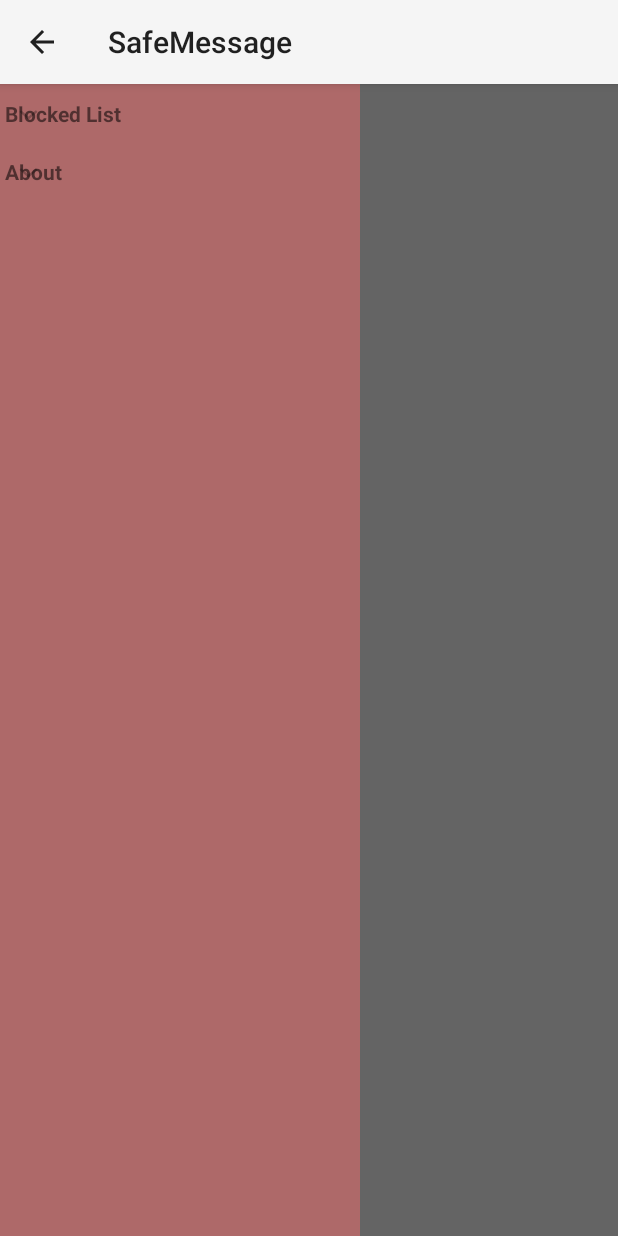
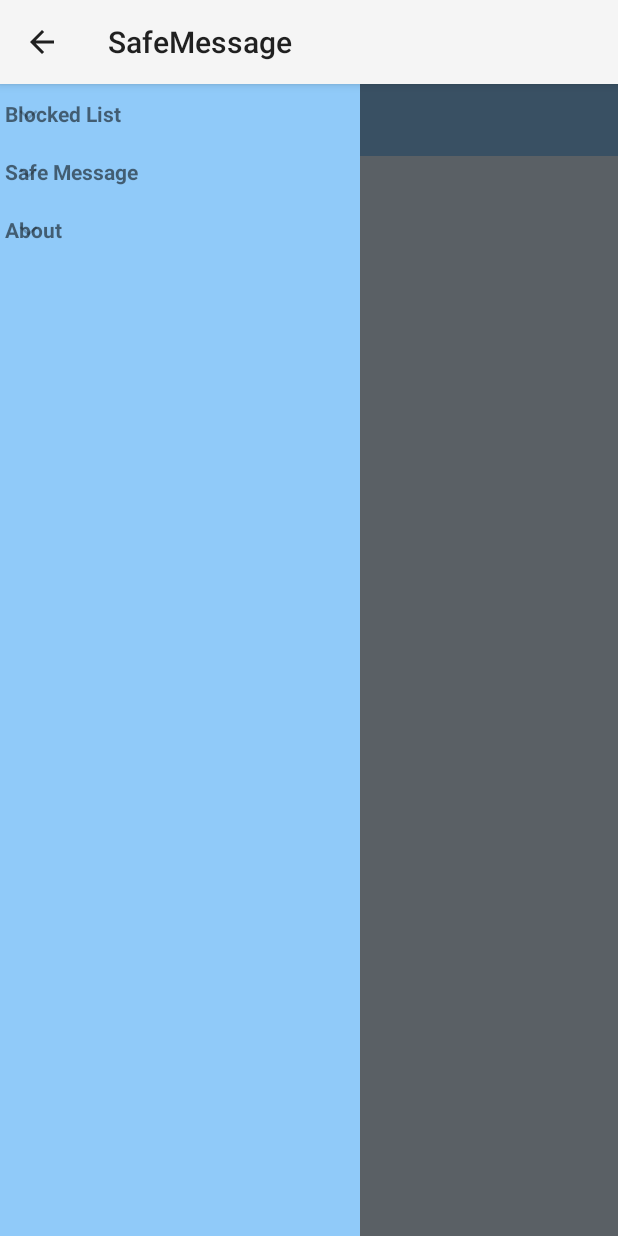
Before and after one commit to viveret/def-hacks-17, an Android app: the screen it shows after launch (HomeActivity), with the side drawer open, on a phone screen of 412 x 824 dp. Run offline under Robolectric (Android 15) with nearby library versions, the phone set to English and light mode, and no system bars; libraries missing offline, so code that uses them is left out: com.facebook, com.facebook.appevents; 5 statements that could not run were skipped.

```diff
--- a/app/src/main/java/safemessage/viveret/com/safemessage/DataProvider.java
+++ b/app/src/main/java/safemessage/viveret/com/safemessage/DataProvider.java
@@ -23,7 +23,14 @@ public class DataProvider {
 
     public static HashMap<String, List<String>> getInfo() {
         HashMap<String, List<String>> listDetails = new HashMap<String, List<String>>();
+
         listDetails.put("Blocked List", blockedPeople);
+
+        List<String> buttons = new ArrayList<String>();
+        buttons.add("Customize");
+        //buttons.add("Moderate");
+        //buttons.add("Strict");
+        listDetails.put("Safe Message", buttons);
 
         List<String> about = new ArrayList<String>();
         about.add("Written by:" + "\n" +
--- a/app/src/main/java/safemessage/viveret/com/safemessage/ExpListAdapter.java
+++ b/app/src/main/java/safemessage/viveret/com/safemessage/ExpListAdapter.java
@@ -17,21 +17,20 @@ import java.util.List;
 
 public class ExpListAdapter extends BaseExpandableListAdapter {
     private Context ctx;
-    private HashMap<String, List<String>> Movies_Category;
-    private List<String> Movies_List;
+    private HashMap<String, List<String>> listCategory;
+    private List<String> list;
+    private static int nextId = 1;
 
-    public ExpListAdapter(Context ctx, HashMap<String, List<String>> Movies_Category, List<String> Movies_List) {
+    public ExpListAdapter(Context ctx, HashMap<String, List<String>> theListCategory, List<String> theList) {
         this.ctx = ctx;
-        this.Movies_Category = Movies_Category;
-        this.Movies_List = Movies_List;
+        this.listCategory = theListCategory;
+        this.list = theList;
 
     }
 
     @Override
     public Object getChild(int parent, int child) {
-
-
-        return Movies_Category.get(Movies_List.get(parent)).get(child);
+        return listCategory.get(list.get(parent)).get(child);
     }
 
     @Override
@@ -44,33 +43,38 @@ public class ExpListAdapter extends BaseExpandableListAdapter {
     public View getChildView(int parent, int child, boolean lastChild, View convertview,
                              ViewGroup parentview) {
         String child_title = (String) getChild(parent, child);
+
         if (convertview == null) {
             LayoutInflater inflator = (LayoutInflater) ctx.getSystemService(Context.LAYOUT_INFLATER_SERVICE);
             convertview = inflator.inflate(R.layout.child_layout, parentview, false);
         }
         TextView child_textview = (TextView) convertview.findViewById(R.id.child_txt);
+
+        //Give this child a specific Tag
+//        String id = "@+id/child_button" + Integer.toString(nextId);
+//        child_textview.setTag(id);
+//        id += 1;
+
         child_textview.setText(child_title);
-
-
         return convertview;
     }
 
     @Override
     public int getChildrenCount(int arg0) {
 
-        return Movies_Category.get(Movies_List.get(arg0)).size();
+        return listCategory.get(list.get(arg0)).size();
     }
 
     @Override
     public Object getGroup(int arg0) {
         // TODO Auto-generated method stub
-        return Movies_List.get(arg0);
+        return list.get(arg0);
     }
 
     @Override
     public int getGroupCount() {
         // TODO Auto-generated method stub
-        return Movies_List.size();
+        return list.size();
     }
 
     @Override
--- a/app/src/main/res/layout/fragment_home.xml
+++ b/app/src/main/res/layout/fragment_home.xml
@@ -11,12 +11,14 @@
             android:layout_width="match_parent"
             android:layout_height="wrap_content"
             android:layout_toRightOf="@+id/button1"
+            android:background="#90caf9"
             android:queryHint="Search conversations..." />
 
         <ListView
             android:id="@+id/mainList"
             android:layout_width="match_parent"
             android:layout_height="match_parent"
+            android:background="#e3f2fd"
             android:divider="@null" />
     </LinearLayout>
 </FrameLayout>
--- a/app/src/main/res/layout/navigation_drawer_layout.xml
+++ b/app/src/main/res/layout/navigation_drawer_layout.xml
@@ -11,18 +11,20 @@
         android:layout_width="240dp"
         android:layout_height="match_parent"
         android:layout_gravity="start"
-        android:background="#ae6969"
+        android:background="#90caf9"
         android:choiceMode="singleChoice"
         android:divider="@android:color/transparent"
         android:dividerHeight="0dp"
-        android:indicatorLeft="?android:attr/expandableListPreferredItemIndicatorLeft"></ExpandableListView>
+        android:indicatorLeft="?android:attr/expandableListPreferredItemIndicatorLeft">
+
+    </ExpandableListView>
 
     <ListView
         android:id="@+id/left_drawer"
         android:layout_width="240dp"
         android:layout_height="match_parent"
         android:layout_gravity="start"
-        android:background="#ae6969"
+        android:background="#90caf9"
         android:choiceMode="singleChoice"
         android:divider="@android:color/transparent"
         android:dividerHeight="0dp" />
```
Also changed, not shown: app/src/main/res/layout/button_layout.xml (added, +15 -0 lines).
